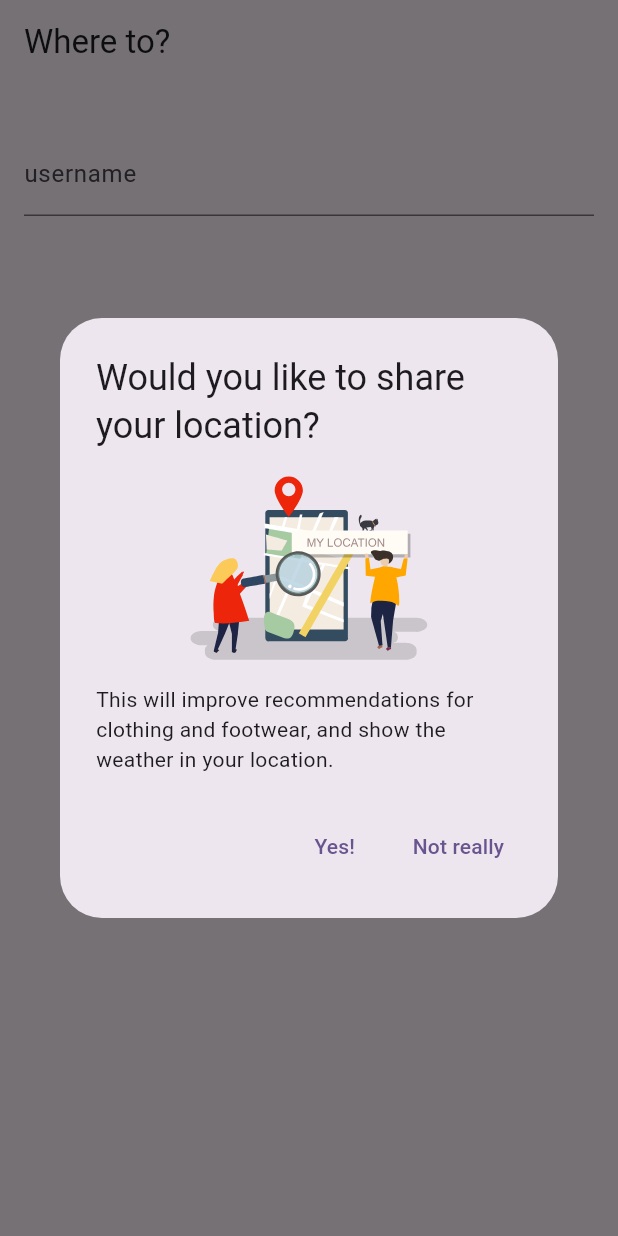
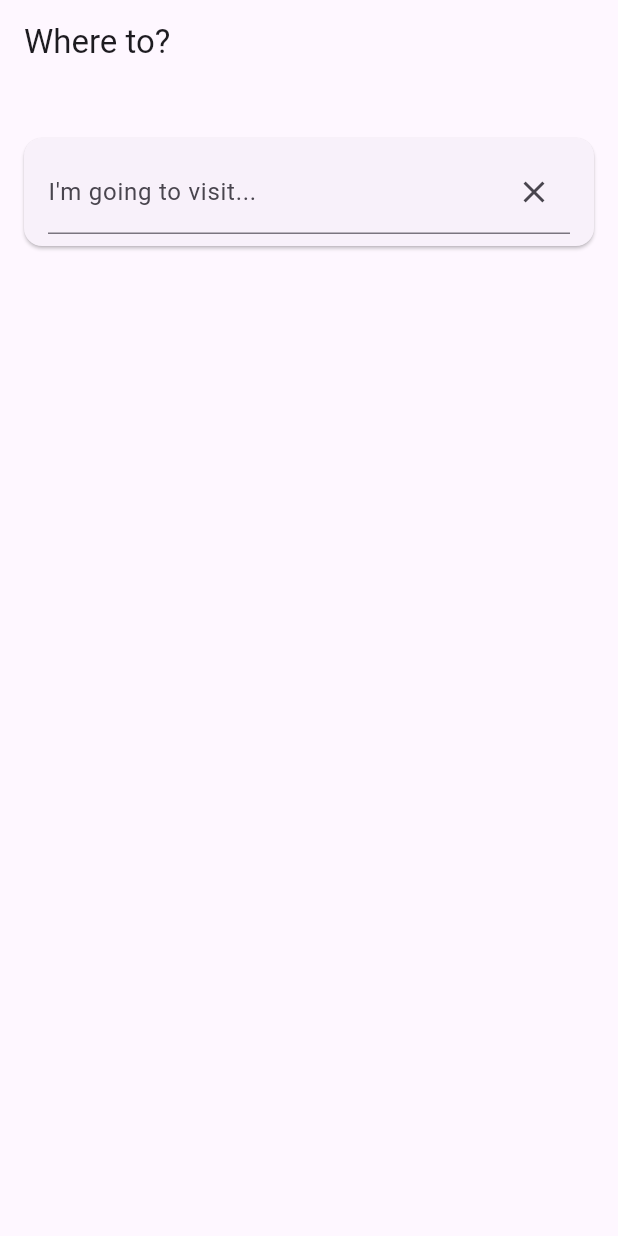
Before and after one commit to flyingV805/WDYWTG, a Flutter app: the screen it shows after launch, on a phone screen of 412 x 824 dp. Run offline on Flutter 3.47's test engine with Material 3 defaults, Android fonts, the phone set to English and light mode, and no system bars; our stand-ins replace dio, equatable, flutter_bloc, geolocator, lottie, retrofit and 3 more; missing offline and left inert: country_flags; generated files the repository leaves out were written again.

Commit message:
Working on UI

```diff
--- a/lib/core/openMeteo/open_meteo_client.dart
+++ b/lib/core/openMeteo/open_meteo_client.dart
@@ -4,6 +4,7 @@ import 'package:dio/dio.dart';
 import 'package:flutter/foundation.dart';
 import 'package:retrofit/retrofit.dart';
 import 'package:wdywtg/core/openMeteo/response/forecast_response.dart';
+import 'package:wdywtg/core/openMeteo/response/search_response.dart';
 
 part 'open_meteo_client.g.dart';
 
@@ -23,8 +24,21 @@ abstract class OpenMeteoClient {
     }
   );
 
+  @GET('search')
+  Future<SearchResponse> getAutocomplete(
+    @Query("name") String name,
+    {
+      @Query("count") int count = 5,
+      @Query("format") String format = "json",
+      @Query("language") String language = "en",
+    }
+  );
+
 }
 
 
 FutureOr<ForecastResponse> deserializeForecastResponse(Map<String, dynamic> json) => ForecastResponse.fromJson(json);
 FutureOr<dynamic> serializeForecastResponse(ForecastResponse object) => object.toJson();
+
+FutureOr<SearchResponse> deserializeSearchResponse(Map<String, dynamic> json) => SearchResponse.fromJson(json);
+FutureOr<dynamic> serializeSearchResponse(SearchResponse object) => object.toJson();
--- a/lib/features/featureMain/bloc/main_bloc.dart
+++ b/lib/features/featureMain/bloc/main_bloc.dart
@@ -1,8 +1,12 @@
+import 'dart:async';
+
 import 'package:flutter_bloc/flutter_bloc.dart';
 import 'package:equatable/equatable.dart';
+import 'package:rxdart/rxdart.dart';
 import 'package:wdywtg/core/location/user_position.dart';
 import 'package:wdywtg/core/log/loger.dart';
 
+import '../model/place_suggestion.dart';
 import '../model/place_weather.dart';
 import '../repository/user/user_repository.dart';
 import '../repository/weather/weather_repository.dart';
@@ -14,6 +18,8 @@ class MainBloc extends Bloc<MainEvent, MainState> {
 
   final WeatherRepository _weatherRepository;
   final UserRepository _userRepository;
+  final _searchController = StreamController<String>.broadcast();
+
   static final String _logTag = 'MainBloc';
 
   MainBloc({
@@ -27,8 +33,10 @@ class MainBloc extends Bloc<MainEvent, MainState> {
       on<UseCurrentLocation>(_useApprovedLocation);
       on<CancelCurrentLocationRequest>(_userCanceledLocation);
       on<UpdateSearch>(_onSearchUpdate);
+      on<SearchUpdated>(_updateSuggestions);
     }
 
+  // init all that should be initiated
   Future<void> _startRoutine(
     Initialize event,
     Emitter<MainState> emit
@@ -42,6 +50,16 @@ class MainBloc extends Bloc<MainEvent, MainState> {
       var shouldAsk = await _userRepository.needAskForLocation().whenComplete((){});
       if(shouldAsk){ emit.call(MainState.requestLocation()); }
     }
+
+    // searching setup - debounce
+    _searchController.stream
+      .debounceTime(const Duration(milliseconds: 500))
+      .distinct()
+      .switchMap((query) => _performSearch(query).asStream())
+      .listen((found) {
+        Log().w(_logTag, '_searching - ${found.join()}');
+        add(SearchUpdated(suggestions: found));
+      });
 
   }
 
@@ -94,8 +112,24 @@ class MainBloc extends Bloc<MainEvent, MainState> {
     UpdateSearch event,
     Emitter<MainState> emit
   ) async {
-
+    _searchController.sink.add(event.searchable);
   }
 
+  Future _updateSuggestions(
+    SearchUpdated event,
+    Emitter<MainState> emit
+  ) async {
+    emit.call(state.copyWith(suggestions: event.suggestions));
+  }
+
+  Future<List<PlaceSuggestion>> _performSearch(String searchable) async {
+    if(searchable.isEmpty){ return []; }
+    await Future.delayed(Duration(milliseconds: 500));
+    return [
+      PlaceSuggestion(placeName: 'Suggestion 1'),
+      PlaceSuggestion(placeName: 'Suggestion 2'),
+      PlaceSuggestion(placeName: 'Suggestion 3')
+    ];
+  }
 
 }
--- a/lib/features/featureMain/bloc/main_event.dart
+++ b/lib/features/featureMain/bloc/main_event.dart
@@ -17,3 +17,11 @@ final class UpdateSearch extends MainEvent {
   UpdateSearch({required this.searchable});
 
 }
+
+final class SearchUpdated extends MainEvent {
+
+  final List<PlaceSuggestion> suggestions;
+
+  SearchUpdated({required this.suggestions});
+
+}
--- a/lib/features/featureMain/bloc/main_state.dart
+++ b/lib/features/featureMain/bloc/main_state.dart
@@ -7,6 +7,7 @@ class MainState extends Equatable {
     this.displayUserLocation = false,
     this.locationFound = false,
     this.userLocationWeather,
+    this.suggestions,
   });
 
   const MainState.empty() : this._();
@@ -25,21 +26,31 @@ class MainState extends Equatable {
   final bool locationFound;
 
   final PlaceWeather? userLocationWeather;
+  final List<PlaceSuggestion>? suggestions;
 
   @override
   List<Object> get props => [
     askForLocation,
     displayUserLocation,
     locationFound,
-    userLocationWeather.toString()
+    userLocationWeather.toString(),
+    suggestions.toString()
   ];
-/*
-  MainState copyWith({String? name, int? age, String? email}) {
-    return User(
-      name: name ?? this.name,
-      age: age ?? this.age,
-      email: email ?? this.email,
+
+  MainState copyWith({
+    bool? askForLocation,
+    bool? displayUserLocation,
+    bool? locationFound,
+    PlaceWeather? userLocationWeather,
+    List<PlaceSuggestion>? suggestions
+  }) {
+    return MainState._(
+      askForLocation: askForLocation ?? this.displayUserLocation,
+      displayUserLocation: displayUserLocation ?? this.displayUserLocation,
+      locationFound: locationFound ?? this.locationFound,
+      userLocationWeather: userLocationWeather ?? this.userLocationWeather,
+      suggestions: suggestions ?? this.suggestions,
     );
-  }*/
+  }
 
 }
--- a/lib/features/featureMain/main_screen.dart
+++ b/lib/features/featureMain/main_screen.dart
@@ -21,7 +21,7 @@ class MainScreen extends StatelessWidget {
       body: BlocListener<MainBloc, MainState>(
         listener: (context, state) {
           if(state.askForLocation) {
-            askForLocationDialog(context);
+            //askForLocationDialog(context);
           }
           Log().w('MainScreen', state.toString());
         },
--- /dev/null
+++ b/lib/features/featureMain/model/place_suggestion.dart
@@ -0,0 +1,9 @@
+class PlaceSuggestion {
+
+  final String placeName;
+
+  PlaceSuggestion({
+    required this.placeName
+  });
+
+}
--- a/lib/features/featureMain/widget/search_field.dart
+++ b/lib/features/featureMain/widget/search_field.dart
@@ -1,27 +1,111 @@
+import 'package:country_flags/country_flags.dart';
 import 'package:flutter/material.dart';
 import 'package:flutter_bloc/flutter_bloc.dart';
 import 'package:wdywtg/features/featureMain/bloc/main_bloc.dart';
 
-class SearchField extends StatelessWidget {
+class SearchField extends StatefulWidget {
 
   const SearchField({super.key});
 
   @override
+  State<StatefulWidget> createState() => _SearchFieldState();
+
+}
+
+class _SearchFieldState extends State<SearchField>{
+
+  final FocusNode _focusNode = FocusNode();
+
+  bool _showSuggestionsList = false;
+
+  @override
+  void initState() {
+    _focusNode.addListener(() {
+      if (_focusNode.hasFocus){
+        setState(() { _showSuggestionsList = true; });
+      }else{
+        setState(() { _showSuggestionsList = false; });
+      }
+    });
+    super.initState();
+  }
+
+  @override
   Widget build(BuildContext context) {
-    /*final displayError = context.select(
-          (LoginBloc bloc) => bloc.state.username.displayError,
-    );*/
+    final searchSuggestions = context.select(
+      (MainBloc bloc) => bloc.state.suggestions ?? [],
+    );
 
     return Padding(
-      padding: const EdgeInsets.symmetric(horizontal: 16.0),
-      child: TextField(
-        key: const Key('loginForm_usernameInput_textField'),
-        onChanged: (username) {
-          //context.read<MainBloc>().add(LoginUsernameChanged(username));
-        },
-        decoration: InputDecoration(
-          labelText: 'username',
-          errorText: null,
+      padding: const EdgeInsets.symmetric(horizontal: 12.0),
+      child: Card(
+        child: Padding(
+          padding: const EdgeInsets.symmetric(vertical: 8.0, horizontal: 16.0),
+          child: Column(
+            mainAxisSize: MainAxisSize.min,
+            children: [
+              TextField(
+                key: const Key('place_search_field'),
+                focusNode: _focusNode,
+                onChanged: (searchable) {
+                  context.read<MainBloc>().add(UpdateSearch(searchable: searchable));
+                },
+                decoration: InputDecoration(
+                  labelText: 'I\'m going to visit...',
+                  errorText: null,
+                  suffixIcon: IconButton(
+                    onPressed: (){ _focusNode.unfocus(); },
+                    icon: const Icon(Icons.close)
+                  ),
+                ),
+              ),
+              AnimatedSize(
+                key: const Key('search_field_animated_size'),
+                duration: const Duration(milliseconds: 250),
+                child: SizedBox(
+                  height: _showSuggestionsList ? 186 : 0,
+                  child: Stack(
+                    children: [
+                      ListView.builder(
+                        key: const Key('suggestions_list'),
+                        itemCount: searchSuggestions.length,
+                        itemBuilder: (BuildContext context, int index) {
+                          return ListTile(
+                            onTap: (){},
+                            leading: CountryFlag.fromCountryCode(
+                              'ES',
+                              shape: const Circle(),
+                            ),
+                            title: Text(searchSuggestions[index].placeName),
+                            subtitle: Text('Suggestion subtitle'),
+                          );
+                        }
+                      ),
+                      AnimatedOpacity(
+                        key: const Key('search_field_animated_opacity'),
+                        opacity: searchSuggestions.isEmpty ? 1 : 0,
+                        duration: const Duration(milliseconds: 250),
+                        child: Text('Nothing found...'),
+                      )
+                    ],
+                  )/*AnimatedCrossFade(
+                    duration: Duration(milliseconds: 250),
+                    crossFadeState: searchSuggestions.isEmpty ? CrossFadeState.showFirst : CrossFadeState.showSecond,
+                    firstChild: Text('Nothing'),
+                    secondChild: ListView.builder(
+                      key: const Key('suggestions_list'),
+                      itemCount: searchSuggestions.length,
+                      itemBuilder: (BuildContext context, int index) {
+                        return ListTile(
+                          title: Text(searchSuggestions[index].placeName),
+                        );
+                      }
+                    ),
+                  ),*/
+                ),
+              )
+            ],
+          ),
         ),
       ),
     );
--- a/pubspec.yaml
+++ b/pubspec.yaml
@@ -25,6 +25,7 @@ dependencies:
   # bloc
   flutter_bloc: ^9.0.0
   equatable: ^2.0.0
+  rxdart: ^0.28.0
 
   # location
   geolocator: ^11.0.0
@@ -33,6 +34,7 @@ dependencies:
   # Use with the CupertinoIcons class for iOS style icons.
   cupertino_icons: ^1.0.8
   weather_icons: ^3.0.0
+  country_flags: ^3.0.0
   palette_generator: ^0.3.3+6
   lottie: ^3.3.1
 
```
Also changed, not shown: lib/core/openMeteo/response/search_response.dart (added, +42 -0 lines), lib/core/openCage/open_cage_client.dart (added), lib/features/featureMain/widget/place_profile.dart (added), pubspec.lock.
